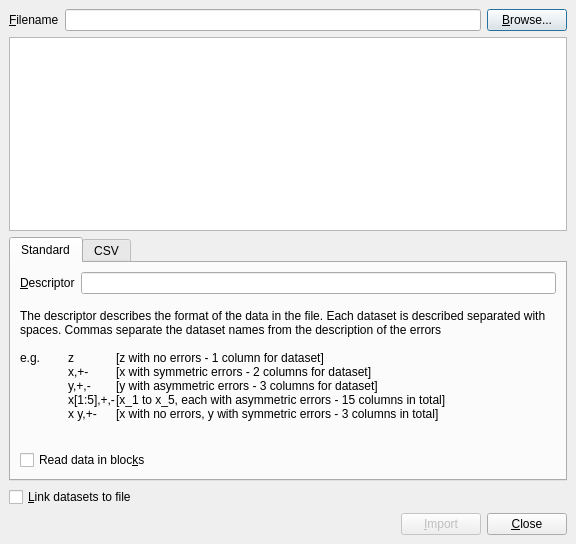
veusz/veusz, file dialogs/import.ui: the form before one commit.
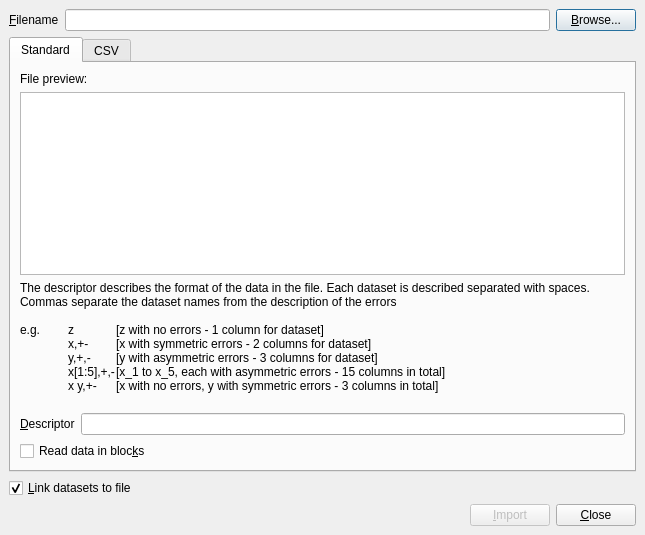
The form after the commit.

Commit message: Do table csv preview

The edit to the form file:
```diff
--- a/dialogs/import.ui
+++ b/dialogs/import.ui
@@ -8,8 +8,8 @@
    <rect>
     <x>0</x>
     <y>0</y>
-    <width>576</width>
-    <height>544</height>
+    <width>645</width>
+    <height>535</height>
    </rect>
   </property>
   <property name="windowTitle" >
@@ -23,14 +23,6 @@
     <number>6</number>
    </property>
    <item>
-    <layout class="QVBoxLayout" >
-     <property name="margin" >
-      <number>0</number>
-     </property>
-     <property name="spacing" >
-      <number>6</number>
-     </property>
-     <item>
       <layout class="QHBoxLayout" >
        <property name="margin" >
         <number>0</number>
@@ -65,7 +57,41 @@
       </layout>
      </item>
      <item>
+    <widget class="QTabWidget" name="methodtab" >
+     <property name="currentIndex" >
+      <number>0</number>
+     </property>
+     <widget class="QWidget" name="standardtab" >
+      <attribute name="title" >
+       <string>Standard</string>
+      </attribute>
+      <attribute name="toolTip" >
+       <string>Standard plain text import</string>
+      </attribute>
+      <layout class="QVBoxLayout" >
+       <property name="margin" >
+        <number>9</number>
+       </property>
+       <property name="spacing" >
+        <number>6</number>
+       </property>
+       <item>
+        <widget class="QLabel" name="label_7" >
+         <property name="text" >
+          <string>File preview:</string>
+         </property>
+        </widget>
+       </item>
+       <item>
       <widget class="QTextEdit" name="previewedit" >
+         <property name="sizePolicy" >
+          <sizepolicy>
+           <hsizetype>7</hsizetype>
+           <vsizetype>4</vsizetype>
+           <horstretch>0</horstretch>
+           <verstretch>0</verstretch>
+          </sizepolicy>
+         </property>
        <property name="font" >
         <font>
          <family>Sans Serif</family>
@@ -86,53 +112,15 @@
       </widget>
      </item>
      <item>
-      <widget class="QTabWidget" name="methodtab" >
-       <property name="currentIndex" >
-        <number>0</number>
-       </property>
-       <widget class="QWidget" name="standardtab" >
-        <attribute name="title" >
-         <string>Standard</string>
-        </attribute>
-        <attribute name="toolTip" >
-         <string>Standard plain text import</string>
-        </attribute>
-        <layout class="QVBoxLayout" >
-         <property name="margin" >
-          <number>9</number>
-         </property>
-         <property name="spacing" >
-          <number>6</number>
-         </property>
-         <item>
-          <layout class="QHBoxLayout" >
-           <property name="margin" >
-            <number>0</number>
-           </property>
-           <property name="spacing" >
-            <number>6</number>
-           </property>
-           <item>
-            <widget class="QLabel" name="label_2" >
-             <property name="text" >
-              <string>&amp;Descriptor</string>
-             </property>
-             <property name="buddy" >
-              <cstring>descriptoredit</cstring>
-             </property>
-            </widget>
-           </item>
-           <item>
-            <widget class="QLineEdit" name="descriptoredit" >
-             <property name="toolTip" >
-              <string>Names of columns when importing data, e.g. "x y" or "a[:]"</string>
-             </property>
-            </widget>
-           </item>
-          </layout>
-         </item>
-         <item>
           <widget class="QLabel" name="label_3" >
+         <property name="sizePolicy" >
+          <sizepolicy>
+           <hsizetype>5</hsizetype>
+           <vsizetype>5</vsizetype>
+           <horstretch>0</horstretch>
+           <verstretch>0</verstretch>
+          </sizepolicy>
+         </property>
            <property name="text" >
             <string>The descriptor describes the format of the data in the file. Each dataset is described separated with spaces. Commas separate the dataset names from the description of the errors
 
@@ -148,6 +136,33 @@
            </property>
           </widget>
          </item>
+       <item>
+        <layout class="QHBoxLayout" >
+         <property name="margin" >
+          <number>0</number>
+         </property>
+         <property name="spacing" >
+          <number>6</number>
+         </property>
+         <item>
+          <widget class="QLabel" name="label_2" >
+           <property name="text" >
+            <string>&amp;Descriptor</string>
+           </property>
+           <property name="buddy" >
+            <cstring>descriptoredit</cstring>
+           </property>
+          </widget>
+         </item>
+         <item>
+          <widget class="QLineEdit" name="descriptoredit" >
+           <property name="toolTip" >
+            <string>Names of columns when importing data, e.g. "x y" or "a[:]"</string>
+           </property>
+          </widget>
+         </item>
+        </layout>
+       </item>
          <item>
           <widget class="QCheckBox" name="blockcheckbox" >
            <property name="text" >
@@ -249,6 +264,9 @@
        <property name="text" >
         <string>&amp;Link datasets to file</string>
        </property>
+     <property name="checked" >
+      <bool>true</bool>
+     </property>
       </widget>
      </item>
      <item>
@@ -297,8 +315,6 @@
           <string>Alt+C</string>
          </property>
         </widget>
-       </item>
-      </layout>
      </item>
     </layout>
    </item>
```
Left out of the diff: 44 changed lines with no effect on the pictures. Lines whose indentation alone changed are shown as unchanged. The commit also changes 1 other file.
